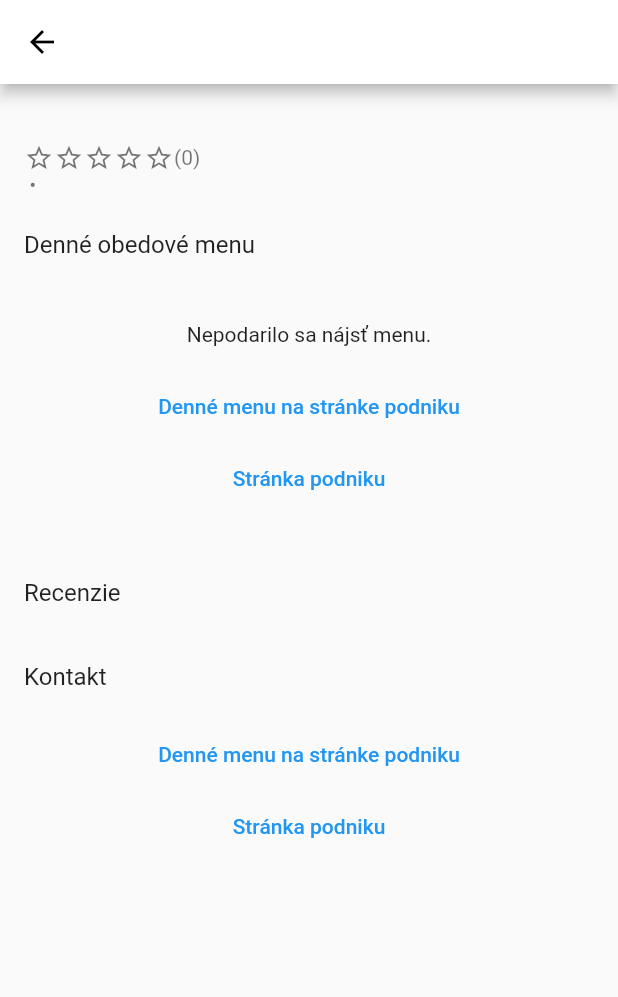
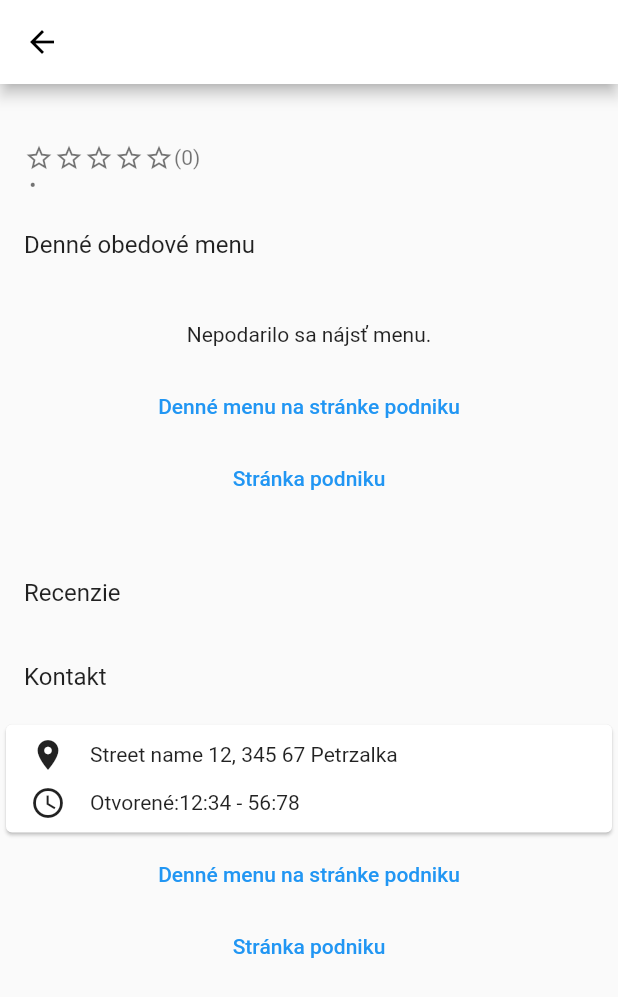
Before and after one commit to ERNICommunity/erni-eats-fe, a Flutter app: the EstablishmentPage screen opened directly with empty values, on a phone screen of 412 x 824 dp. Shown: the top 997 px of the screen. Run offline on Flutter 3.47's test engine with Material 2 defaults, Android fonts, the phone set to English and light mode, and no system bars; our stand-ins replace shared_preferences; accounts and stored records are empty; network calls fail.

Commit message:
Add contact page with dummy data

```diff
--- a/erni_eats_fe/lib/pages/establishment/establishment.dart
+++ b/erni_eats_fe/lib/pages/establishment/establishment.dart
@@ -1,4 +1,5 @@
 import 'package:erni_eats_fe/data/data.dart';
+import 'package:erni_eats_fe/pages/home/widgets/contact-info.dart';
 import 'package:erni_eats_fe/pages/home/widgets/daily-menu.dart';
 import 'package:erni_eats_fe/pages/home/widgets/establishment-summary.dart';
 import 'package:erni_eats_fe/utils/launch-url.dart';
@@ -36,7 +37,7 @@ class EstablishmentPageWidget extends StatelessWidget {
         ListTile(title: Text('Recenzie')),
         // todo
         ListTile(title: Text('Kontakt')),
-        // todo
+        ContactInfoWidget(establishment),
         TextButton(
           child: const Text('Denné menu na stránke podniku'),
           onPressed: () => launchURL(establishment.dailyMenuUrl),
--- /dev/null
+++ b/erni_eats_fe/lib/pages/home/widgets/contact-info.dart
@@ -0,0 +1,46 @@
+import 'package:erni_eats_fe/data/data.dart';
+import 'package:flutter/material.dart';
+
+class ContactInfoWidget extends StatelessWidget {
+
+  final Establishment establishment;
+
+  ContactInfoWidget(this.establishment);
+
+  @override
+  Widget build(BuildContext context) {
+    return Card(
+      child: Column(
+        children: [
+          // todo map
+          Container(
+            padding: EdgeInsets.symmetric(vertical: 8, horizontal: 16),
+            child: Column(
+              children: [
+                // todo address
+                Row(
+                  children: [
+                    Icon(Icons.location_on),
+                    Padding(padding: EdgeInsets.only(right: 16)),
+                    Text('Street name 12, 345 67 Petrzalka'),
+                  ],
+                ),
+                Padding(padding: EdgeInsets.only(bottom: 8)),
+                // todo open hours
+                Row(
+                  children: [
+                    Icon(Icons.access_time),
+                    Padding(padding: EdgeInsets.only(right: 16)),
+                    Text('Otvorené:'),
+                    Text('12:34 - 56:78'),
+                  ],
+                ),
+              ],
+            ),
+          ),
+        ],
+      ),
+    );
+  }
+
+}
```
